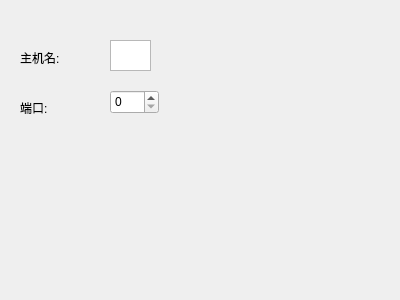
gaoxiaojun/qtrader, file src/plugins/tws/IBOptionsWidget.ui: the form before one commit.
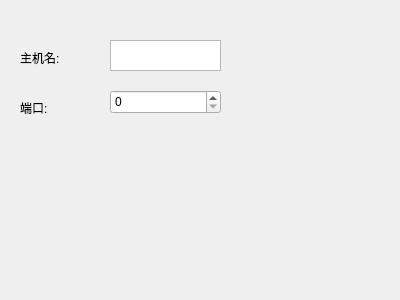
The form after the commit.

```diff
--- a/src/plugins/tws/IBOptionsWidget.ui
+++ b/src/plugins/tws/IBOptionsWidget.ui
@@ -18,7 +18,7 @@
     <rect>
      <x>110</x>
      <y>40</y>
-     <width>41</width>
+     <width>111</width>
      <height>31</height>
     </rect>
    </property>
@@ -57,10 +57,13 @@
     <rect>
      <x>110</x>
      <y>90</y>
-     <width>49</width>
+     <width>111</width>
      <height>24</height>
     </rect>
    </property>
+   <property name="maximum">
+    <number>65535</number>
+   </property>
   </widget>
  </widget>
  <resources/>
```
Left out of the diff: 2 changed lines with no effect on the pictures.
